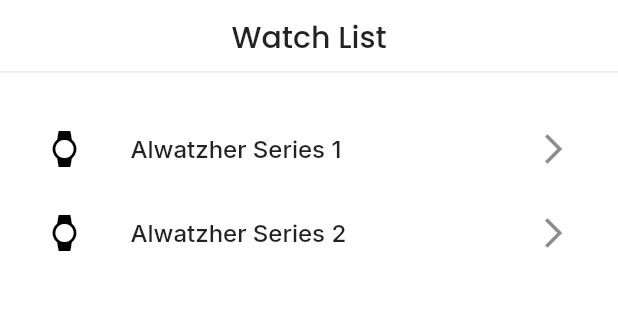
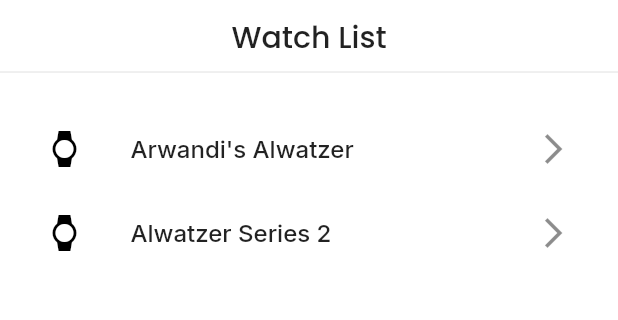
Before and after one commit to MumtazzainA/Alwatzher_MumtazKeren, a Flutter app: the AddressListFeature screen opened directly, on a phone screen of 412 x 824 dp, the part 234-554 px from its top. Run offline on Flutter 3.47's test engine with Material 2 defaults, Android fonts, the phone set to English and light mode, and no system bars; our stand-ins replace equatable, flutter_login, get, google_fonts, image_picker, numberpicker.

Commit message:
Minor Name and Profile Update

```diff
--- a/lib/pages/add_question.dart
+++ b/lib/pages/add_question.dart
@@ -99,7 +99,7 @@ class _AddQuestionScreenState extends State<AddQuestionScreen> {
               ),
               const SizedBox(height: 10),
               Text(
-                "Mr. Abudabu",
+                "Mr. Arwandi",
                 style: GoogleFonts.poppins(
                   textStyle: TextStyle(fontWeight: FontWeight.normal),
                 ),
--- a/lib/pages/connect2_screen.dart
+++ b/lib/pages/connect2_screen.dart
@@ -42,7 +42,7 @@ class _Connect2ScreenState extends State<Connect2Screen> {
               child: Column(
                 children: [
                   Text(
-                    "Alwatzher Series 1",
+                    "Alwatzer Series 1",
                     style: GoogleFonts.inter(
                         textStyle: TextStyle(
                             fontSize: 16, fontWeight: FontWeight.w500)),
--- a/lib/pages/connect_screen.dart
+++ b/lib/pages/connect_screen.dart
@@ -67,7 +67,7 @@ class _ConnectScreenState extends State<ConnectScreen> {
                     ),
                   ),
                   title: Text(
-                    'Alwatzher Series 1',
+                    'Alwatzer Series 1',
                     style: GoogleFonts.inter(
                         textStyle: TextStyle(
                             fontSize: 16, fontWeight: FontWeight.w500)),
@@ -87,7 +87,7 @@ class _ConnectScreenState extends State<ConnectScreen> {
                     child: Icon(Icons.watch, color: Colors.black),
                   ),
                   title: Text(
-                    'Alwatzher Series 2',
+                    'Alwatzer Series 2',
                     style: GoogleFonts.inter(
                         textStyle: TextStyle(
                             fontSize: 16, fontWeight: FontWeight.w500)),
--- a/lib/pages/edit_question.dart
+++ b/lib/pages/edit_question.dart
@@ -99,7 +99,7 @@ class _EditQuestionScreenState extends State<EditQuestionScreen> {
               ),
               const SizedBox(height: 10),
               Text(
-                "Mr. Abudabu",
+                "Mr. Arwandi",
                 style: GoogleFonts.poppins(
                   textStyle: TextStyle(fontWeight: FontWeight.normal),
                 ),
--- a/lib/pages/emergency_call_screen.dart
+++ b/lib/pages/emergency_call_screen.dart
@@ -21,7 +21,7 @@ class _EmergencyScreenState extends State<EmergencyScreen> {
             children: [
               Positioned(
                 top: 140.0,
-                left: 160.0,
+                left: 150.0,
                 child: Text(
                   'Calling...',
                   style: GoogleFonts.inter(
@@ -33,9 +33,9 @@ class _EmergencyScreenState extends State<EmergencyScreen> {
               ),
               Positioned(
                 top: 190.0,
-                left: 165.0,
+                left: 125.0,
                 child: Text(
-                  'Altwatzer 1',
+                  'Arwandi\'s Altwatzer',
                   style: GoogleFonts.inter(
                     color: Color(0xff808080),
                     fontSize: 15.0,
--- a/lib/pages/list_of_ask_feature_screen.dart
+++ b/lib/pages/list_of_ask_feature_screen.dart
@@ -100,7 +100,7 @@ class _ListAskAlwatzerScreenState extends State<AskAlwatzerListScreen> {
               top: 170.0,
               left: 100.0,
               child: Text(
-                'Alwatzher Series 1',
+                'Alwatzer Series 1',
                 style: GoogleFonts.inter(
                     fontSize: 16.0,
                     fontWeight: FontWeight.w500,// "Medium" weight
@@ -142,7 +142,7 @@ class _ListAskAlwatzerScreenState extends State<AskAlwatzerListScreen> {
               top: 230.0,
               left: 100.0,
               child: Text(
-                'Alwatzher Series 2',
+                'Alwatzer Series 2',
                 style: GoogleFonts.inter(
                     fontSize: 16.0,
                     fontWeight: FontWeight.w500,// "Medium" weight
--- a/lib/pages/list_of_question_screen.dart
+++ b/lib/pages/list_of_question_screen.dart
@@ -45,7 +45,7 @@ class _QuestionScreenState extends State<QuestionListScreen> {
               ),
               const SizedBox(height: 10),
               Text(
-                "Mr. Abudabu",
+                "Mr. Arwandi",
                 style: GoogleFonts.poppins(
                   textStyle: TextStyle(fontWeight: FontWeight.normal),
                 ),
--- a/lib/pages/list_of_reminder_feature_screen.dart
+++ b/lib/pages/list_of_reminder_feature_screen.dart
@@ -65,7 +65,7 @@ class _QuestionScreenState extends State<ReminderListScreen> {
                         ),
                       ),
                       title: Text(
-                        'Alwatzher Series 1',
+                        'Arwandi\'s Alwatzer',
                         style: GoogleFonts.inter(
                             textStyle: TextStyle(
                                 fontSize: 16, fontWeight: FontWeight.w500)),
@@ -87,7 +87,7 @@ class _QuestionScreenState extends State<ReminderListScreen> {
                         child: Icon(Icons.watch, color: Colors.black),
                       ),
                       title: Text(
-                        'Alwatzher Series 2',
+                        'Alwatzer Series 2',
                         style: GoogleFonts.inter(
                             textStyle: TextStyle(
                                 fontSize: 16, fontWeight: FontWeight.w500)),
--- a/lib/pages/list_of_watch_address_screen.dart
+++ b/lib/pages/list_of_watch_address_screen.dart
@@ -64,7 +64,7 @@ class _ListScreenState extends State<AddressListFeature> {
                         ),
                       ),
                       title: Text(
-                        'Alwatzher Series 1',
+                        'Arwandi\'s Alwatzer',
                         style: GoogleFonts.inter(
                             textStyle: TextStyle(
                                 fontSize: 16, fontWeight: FontWeight.w500)),
@@ -86,7 +86,7 @@ class _ListScreenState extends State<AddressListFeature> {
                         child: Icon(Icons.watch, color: Colors.black),
                       ),
                       title: Text(
-                        'Alwatzher Series 2',
+                        'Alwatzer Series 2',
                         style: GoogleFonts.inter(
                             textStyle: TextStyle(
                                 fontSize: 16, fontWeight: FontWeight.w500)),
--- a/lib/pages/list_of_watch_profile_screen.dart
+++ b/lib/pages/list_of_watch_profile_screen.dart
@@ -64,7 +64,7 @@ class _ListScreenState extends State<WatchListScreen> {
                         ),
                       ),
                       title: Text(
-                        'Alwatzher Series 1',
+                        'Arwandi\'s Alwatzer',
                         style: GoogleFonts.inter(
                             textStyle: TextStyle(
                                 fontSize: 16, fontWeight: FontWeight.w500)),
@@ -85,7 +85,7 @@ class _ListScreenState extends State<WatchListScreen> {
                         child: Icon(Icons.watch, color: Colors.black),
                       ),
                       title: Text(
-                        'Alwatzher Series 2',
+                        'Alwatzer Series 2',
                         style: GoogleFonts.inter(
                             textStyle: TextStyle(
                                 fontSize: 16, fontWeight: FontWeight.w500)),
--- a/lib/pages/login_screen.dart
+++ b/lib/pages/login_screen.dart
@@ -6,6 +6,7 @@ import 'home_screen.dart';
 const users = const {
   'dribbble@gmail.com': '12345',
   'hunter@gmail.com': 'hunter',
+  'arwandifam@gmail.com': 'arwanfam'
 };
 
 class LoginScreen extends StatelessWidget {
--- a/lib/pages/monitor_screen.dart
+++ b/lib/pages/monitor_screen.dart
@@ -56,7 +56,7 @@ class MonitorScreen extends StatelessWidget {
                   width: 8,
                 ),
                 Text(
-                  "500 m dari kediaman Mr. Burhan",
+                  "500 m dari kediaman Mr. Arwandi",
                   style: GoogleFonts.dmSans(
                     fontSize: 18,
                     fontWeight: FontWeight.w500,
--- a/lib/pages/setting_screen.dart
+++ b/lib/pages/setting_screen.dart
@@ -98,13 +98,13 @@ class _SettingScreenState extends State<SettingScreen> {
               ],
             ),
             Text(
-              "Name",
+              "Arwandi Family",
               style: GoogleFonts.poppins(
                 textStyle: TextStyle(fontSize: 18, fontWeight: FontWeight.bold),
               ),
             ),
             Text(
-              "Email@gmail.com",
+              "arwandifam@gmail.com",
               style: GoogleFonts.poppins(
                 textStyle: TextStyle(fontWeight: FontWeight.normal),
               ),
--- a/lib/pages/setting_watch_profile_screen.dart
+++ b/lib/pages/setting_watch_profile_screen.dart
@@ -93,7 +93,7 @@ class _SettingProfileScreenState extends State<SettingWatchProfileScreen> {
               ),
               const SizedBox(height: 10),
               Text(
-                "Mr. Abudabu",
+                "Mr. Arwandi",
                 style: GoogleFonts.poppins(
                   textStyle: TextStyle(fontWeight: FontWeight.normal),
                 ),
@@ -134,7 +134,7 @@ class _SettingProfileScreenState extends State<SettingWatchProfileScreen> {
                       child: TextFormField(
                         controller: usernameController,
                         decoration: InputDecoration.collapsed(
-                          hintText: 'Username',
+                          hintText: 'Arwandi Fam',
                           hintStyle: TextStyle(
                             fontSize: 12,
                             fontWeight: FontWeight.w400,
@@ -175,7 +175,7 @@ class _SettingProfileScreenState extends State<SettingWatchProfileScreen> {
                       child: TextFormField(
                         controller: patientNameController,
                         decoration: InputDecoration.collapsed(
-                          hintText: 'Name',
+                          hintText: 'Arwandi',
                           hintStyle: TextStyle(
                             fontSize: 12,
                             fontWeight: FontWeight.w400,
@@ -216,7 +216,7 @@ class _SettingProfileScreenState extends State<SettingWatchProfileScreen> {
                       child: TextFormField(
                         controller: emergencyPhoneNumberController,
                         decoration: InputDecoration.collapsed(
-                          hintText: 'Phone Number',
+                          hintText: '+628123456789',
                           hintStyle: TextStyle(
                             fontSize: 12,
                             fontWeight: FontWeight.w400,
@@ -257,7 +257,7 @@ class _SettingProfileScreenState extends State<SettingWatchProfileScreen> {
                       child: TextFormField(
                         controller: addressController,
                         decoration: InputDecoration.collapsed(
-                          hintText: 'Address',
+                          hintText: 'Jl. Sukamaju Nomor 10',
                           hintStyle: TextStyle(
                             fontSize: 12,
                             fontWeight: FontWeight.w400,
--- a/lib/pages/splash_emergencycall_screen.dart
+++ b/lib/pages/splash_emergencycall_screen.dart
@@ -33,7 +33,7 @@ class _SplashEmergencyScreenState extends State<SplashEmergencyScreen> {
             children: [
               Positioned(
                 top: 140.0,
-                left: 142.0,
+                left: 130.0,
                 child: Text(
                   'Call Ended',
                   style: GoogleFonts.inter(
@@ -45,9 +45,9 @@ class _SplashEmergencyScreenState extends State<SplashEmergencyScreen> {
               ),
               Positioned(
                 top: 190.0,
-                left: 165.0,
+                left: 125.0,
                 child: Text(
-                  'Altwatzer 1',
+                  'Arwandi\'s Altwatzer',
                   style: GoogleFonts.inter(
                     color: Color.fromARGB(255, 38, 38, 38),
                     fontSize: 15.0,
--- a/lib/pages/watch_setting_sreen.dart
+++ b/lib/pages/watch_setting_sreen.dart
@@ -39,7 +39,7 @@ class _WatchSettingScreenState extends State<WatchSettingScreen> {
       appBar: AppBar(
         backgroundColor: Color(0xff4C88EC),
         title: Text(
-          'Settting',
+          'Setting',
         ),
       ),
       body: SingleChildScrollView(
@@ -95,7 +95,7 @@ class _WatchSettingScreenState extends State<WatchSettingScreen> {
             ),
             const SizedBox(height: 10),
             Text(
-              "Mr. Abudabu",
+              "Mr. Arwandi",
               style: GoogleFonts.poppins(
                 textStyle: TextStyle(fontWeight: FontWeight.normal),
               ),
```
Also changed, not shown: lib/pages/setting_profile_screen.dart (+4 -4 lines).
